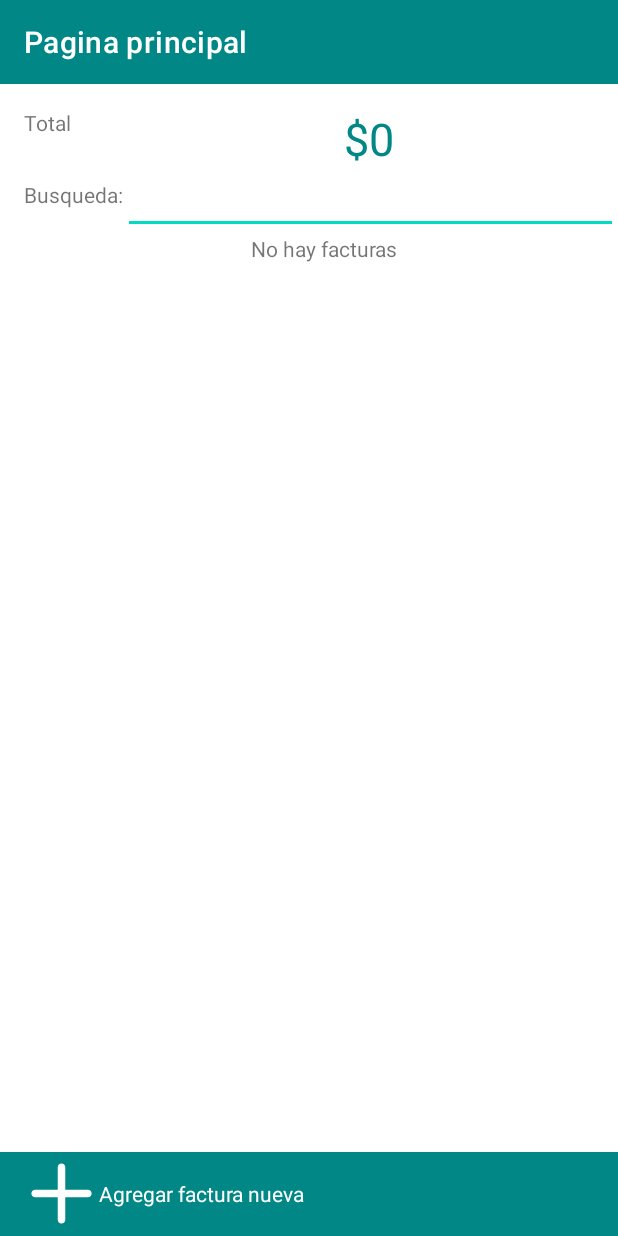
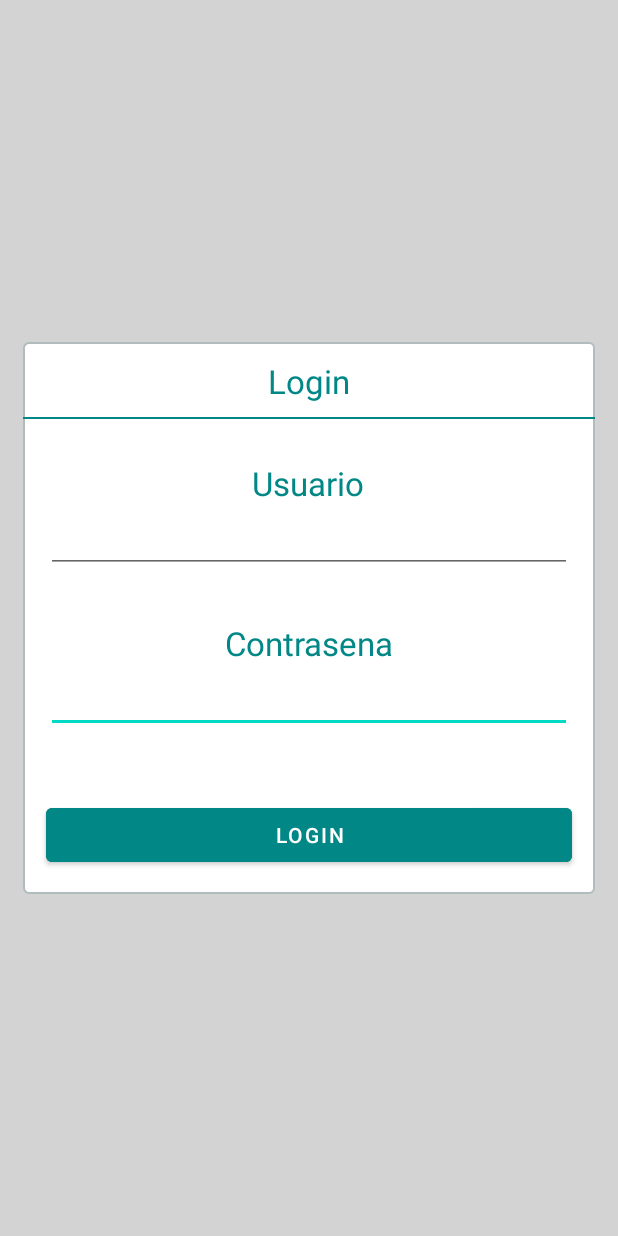
Before and after one commit to Maxrod98/CartoApp, an Android app: the screen it shows after launch (MainActivity), on a phone screen of 412 x 824 dp. Run offline under Robolectric (Android 15) with nearby library versions, the phone set to English and light mode, and no system bars; our stand-ins replace Room's generated code, RxJava.

Commit message:
Cambios al acceso de datos

```diff
--- a/CartoApp/app/src/main/java/com/ecarto/cartoapp/database/DAOs/InvoiceDAO.java
+++ b/CartoApp/app/src/main/java/com/ecarto/cartoapp/database/DAOs/InvoiceDAO.java
@@ -27,8 +27,14 @@ public interface InvoiceDAO {
 
     @Query("SELECT InvoiceEntity.*, SUM(invoiceDetail.CostOfItem) as totalCost FROM InvoiceEntity " +
             "LEFT JOIN InvoiceDetailEntity invoiceDetail ON InvoiceEntity.InvoiceID = invoiceDetail.InvoiceID " +
-            "WHERE (:invoiceID is null or :invoiceID = InvoiceEntity.InvoiceID) " +
+            "WHERE (:invoiceID is null or :invoiceID = InvoiceEntity.InvoiceID) AND " +
+            "(:projectID is null or :projectID = InvoiceEntity.ProjectID) AND " +
+            "(:userID is null or :userID = InvoiceEntity.UserID) AND " +
+            "(:seller  is null or InvoiceEntity.Seller LIKE :seller) AND" +
+            "(:description is null or InvoiceEntity.Description LIKE :description ) AND" +
+            "(:status is null or InvoiceEntity.Status = :status) AND" +
+            "(:deleted is null or (InvoiceEntity.Status = 4) = :deleted)" + //check enums InvoiceStatus
             "GROUP BY InvoiceEntity.InvoiceID" +
             " ORDER BY Date DESC")
-    Single<List<ExtendedInvoiceEntity>> findAllExtendedInvoiceBy (Integer invoiceID);
+    Single<List<ExtendedInvoiceEntity>> findAllExtendedInvoiceBy (Integer invoiceID, Integer projectID, Integer userID, String seller, String description, Integer status, Boolean deleted);
 }
--- a/CartoApp/app/src/main/java/com/ecarto/cartoapp/database/Repositories/InvoiceRepository.java
+++ b/CartoApp/app/src/main/java/com/ecarto/cartoapp/database/Repositories/InvoiceRepository.java
@@ -29,8 +29,8 @@ public class InvoiceRepository {
         return invoiceDAO.insert(invoiceEntity);
     }
 
-    public Single<List<ExtendedInvoiceEntity>> findAllExtendedInvoiceBy(Integer invoiceID) {
-        return invoiceDAO.findAllExtendedInvoiceBy(invoiceID);
+    public Single<List<ExtendedInvoiceEntity>> findAllExtendedInvoiceByParams(Integer invoiceID, Integer projectID, Integer userID, String seller, String description, Integer status, Boolean deleted) {
+        return invoiceDAO.findAllExtendedInvoiceBy(invoiceID, projectID, userID, seller, description, status, deleted);
     }
 
     public Single<Integer> deleteInvoiceEntity(InvoiceEntity invoiceEntity) {
--- a/CartoApp/app/src/main/java/com/ecarto/cartoapp/ui/Invoice/InvoiceF.java
+++ b/CartoApp/app/src/main/java/com/ecarto/cartoapp/ui/Invoice/InvoiceF.java
@@ -18,13 +18,11 @@ import com.ecarto.cartoapp.R;
 import com.ecarto.cartoapp.database.Entities.ExtendedInvoiceEntity;
 import com.ecarto.cartoapp.database.Repositories.InvoiceRepository;
 import com.ecarto.cartoapp.databinding.FragmentInvoiceBinding;
-import com.ecarto.cartoapp.utils.Selector;
 import com.ecarto.cartoapp.utils.StringUtils;
 
 import java.util.ArrayList;
 import java.util.Arrays;
 import java.util.List;
-import java.util.stream.Collectors;
 
 import io.reactivex.schedulers.Schedulers;
 
@@ -35,6 +33,7 @@ public class InvoiceF extends Fragment implements InvoiceA.Listener {
     InvoiceRepository invoiceRepository;
     SharedPreferences sharedPreferences;
     List<ExtendedInvoiceEntity> invoiceEntities;
+    Integer currentProjectID = 1;
 
     public InvoiceF() {
     }
@@ -48,13 +47,6 @@ public class InvoiceF extends Fragment implements InvoiceA.Listener {
         initListeners();
 
         return binding.getRoot();
-    }
-
-    @Override
-    public void onStart() {
-        super.onStart();
-
-
     }
 
     @Override
@@ -74,7 +66,7 @@ public class InvoiceF extends Fragment implements InvoiceA.Listener {
     }
 
     private List<ExtendedInvoiceEntity> getAllInvoiceEntities() {
-        return invoiceRepository.findAllExtendedInvoiceBy(null).subscribeOn(Schedulers.io()).blockingGet();
+        return invoiceRepository.findAllExtendedInvoiceByParams(null, currentProjectID, null, null, null, null, null).subscribeOn(Schedulers.io()).blockingGet();
     }
 
     private void setRecyclerView(List<ExtendedInvoiceEntity> adapterList) {
@@ -131,7 +123,7 @@ public class InvoiceF extends Fragment implements InvoiceA.Listener {
         for (ExtendedInvoiceEntity item : list) {
             boolean flag = true;
             for (String searchItem : filterStrArray){
-                if (!item.toString().contains(searchItem)) flag = false;
+                if (!item.toString().toLowerCase().contains(searchItem.toLowerCase())) flag = false;
             }
             if (flag){
                 filteredList.add(item);
--- a/CartoApp/app/src/main/java/com/ecarto/cartoapp/ui/Invoice/InvoiceOptionsF.java
+++ b/CartoApp/app/src/main/java/com/ecarto/cartoapp/ui/Invoice/InvoiceOptionsF.java
@@ -9,7 +9,6 @@ import android.widget.Toast;
 import androidx.annotation.NonNull;
 import androidx.annotation.Nullable;
 import androidx.appcompat.app.AlertDialog;
-import androidx.fragment.app.DialogFragment;
 import androidx.fragment.app.Fragment;
 import androidx.navigation.fragment.NavHostFragment;
 
@@ -17,8 +16,6 @@ import com.ecarto.cartoapp.database.Entities.ExtendedInvoiceEntity;
 import com.ecarto.cartoapp.database.Entities.InvoiceEntity;
 import com.ecarto.cartoapp.database.Repositories.InvoiceRepository;
 import com.ecarto.cartoapp.databinding.DialogInvoiceOptionsBinding;
-import com.ecarto.cartoapp.utils.ActivityUtils;
-import com.ecarto.cartoapp.utils.NAVIGATION;
 import com.ecarto.cartoapp.utils.StringUtils;
 
 import io.reactivex.schedulers.Schedulers;
@@ -59,7 +56,7 @@ public class InvoiceOptionsF extends Fragment {
         if (getArguments() != null ){
             invoiceID = getArguments().getInt(SELECTED_INVOICE);
 
-            invoiceEntity = invoiceRepository.findAllExtendedInvoiceBy(invoiceID)
+            invoiceEntity = invoiceRepository.findAllExtendedInvoiceByParams(invoiceID, null, null, null, null, null, null)
                     .subscribeOn(Schedulers.io()).blockingGet().stream().findFirst().orElse(null);
 
             binding.txtDescription.setText(invoiceEntity.getDescription());
--- /dev/null
+++ b/CartoApp/app/src/main/java/com/ecarto/cartoapp/ui/LoginF.java
@@ -0,0 +1,69 @@
+package com.ecarto.cartoapp.ui;
+
+import android.app.Activity;
+import android.content.SharedPreferences;
+import android.os.Bundle;
+import android.view.LayoutInflater;
+import android.view.View;
+import android.view.ViewGroup;
+import android.widget.Toast;
+
+import androidx.annotation.NonNull;
+import androidx.annotation.Nullable;
+import androidx.fragment.app.Fragment;
+import androidx.navigation.fragment.NavHostFragment;
+
+import com.ecarto.cartoapp.R;
+import com.ecarto.cartoapp.databinding.FragmentLoginBinding;
+import com.google.android.material.snackbar.Snackbar;
+
+import java.util.Calendar;
+import java.util.Date;
+
+public class LoginF extends Fragment {
+    FragmentLoginBinding binding;
+    SharedPreferences sharedPreferences;
+    Integer todayNum;
+    @Nullable
+    @Override
+    public View onCreateView(@NonNull LayoutInflater inflater, @Nullable ViewGroup container, @Nullable Bundle savedInstanceState) {
+        binding = FragmentLoginBinding.inflate(inflater, container, false);
+
+        sharedPreferences = getActivity().getSharedPreferences(getString(R.string.sharedPreferences), Activity.MODE_PRIVATE);
+
+        setTodayNum();
+
+        Integer lastDayLogin = sharedPreferences.getInt(getResources().getString(R.string.lastDayLogin), -1);
+        if (lastDayLogin == todayNum && lastDayLogin != -1){
+            goToInvoiceFragment();
+        }
+
+        initListeners();
+
+        return binding.getRoot();
+    }
+
+    public void setTodayNum(){
+        Calendar c = Calendar.getInstance();
+        c.setTime(Calendar.getInstance().getTime());
+        todayNum = c.get(Calendar.DAY_OF_MONTH);
+    }
+
+    public void goToInvoiceFragment(){
+        NavHostFragment.findNavController(this).navigate(LoginFDirections.actionLoginFToInvoiceFragment());
+    }
+
+    private void initListeners() {
+        binding.btnLogin.setOnClickListener((v) -> {
+            if (binding.txtPassword.getText().toString().isEmpty() || binding.txtUser.getText().toString().isEmpty()){
+                Snackbar.make(binding.getRoot(), "Necesita rellenar todos los campos", Snackbar.LENGTH_SHORT).show();
+            } else {
+                goToInvoiceFragment();
+                sharedPreferences.edit().putInt(getResources().getString(R.string.lastDayLogin), todayNum).commit();
+            }
+
+
+        });
+    }
+
+}
--- a/CartoApp/app/src/main/java/com/ecarto/cartoapp/ui/MainActivity.java
+++ b/CartoApp/app/src/main/java/com/ecarto/cartoapp/ui/MainActivity.java
@@ -36,6 +36,8 @@ public class MainActivity extends BaseActivity implements AddFileF.Listener {
     FileRepository fileRepository;
 
     //Tod: think about a web copy where everything is saved daily so that we dont have to worry about migrations
+    //more details on this: use WebID whenever you upload or
+    //haz una cola de comandos
     //TODO: add file view fragment
     //TODO: make list of folders
     //TODO: remove top bar from activity so that everything is handled by the fragments
--- /dev/null
+++ b/CartoApp/app/src/main/res/layout/fragment_login.xml
@@ -0,0 +1,106 @@
+<?xml version="1.0" encoding="utf-8"?>
+<androidx.constraintlayout.widget.ConstraintLayout
+    xmlns:android="http://schemas.android.com/apk/res/android"
+    xmlns:app="http://schemas.android.com/apk/res-auto"
+    xmlns:tools="http://schemas.android.com/tools"
+    android:layout_width="match_parent"
+    android:layout_height="match_parent"
+    android:background="@color/light_grey"
+    tools:context=".ui.LoginF">
+
+
+    <androidx.constraintlayout.widget.ConstraintLayout
+        android:layout_width="match_parent"
+        android:layout_height="wrap_content"
+        android:background="@drawable/rounded_corner"
+        app:layout_constraintBottom_toBottomOf="parent"
+        app:layout_constraintEnd_toEndOf="parent"
+        app:layout_constraintStart_toStartOf="parent"
+        app:layout_constraintTop_toTopOf="parent"
+        android:paddingBottom="15dp"
+        android:layout_marginHorizontal="15dp">
+
+        <TextView
+            android:id="@+id/txtPassword"
+            style="@style/ListTextValue"
+            android:layout_width="wrap_content"
+            android:layout_height="wrap_content"
+            android:layout_marginTop="32dp"
+            android:text="Contrasena"
+            app:layout_constraintEnd_toEndOf="parent"
+            app:layout_constraintStart_toStartOf="parent"
+            app:layout_constraintTop_toBottomOf="@+id/txtUser" />
+
+        <EditText
+            android:id="@+id/lblPassword"
+            android:layout_width="match_parent"
+            android:layout_height="wrap_content"
+            android:ems="10"
+            android:inputType="textPassword"
+            app:layout_constraintEnd_toEndOf="parent"
+            app:layout_constraintStart_toStartOf="parent"
+            app:layout_constraintTop_toBottomOf="@+id/txtPassword"
+            android:layout_marginHorizontal="15dp"/>
+
+        <EditText
+            android:id="@+id/txtUser"
+            android:layout_width="match_parent"
+            android:layout_height="wrap_content"
+            android:ems="10"
+            android:inputType="textEmailAddress"
+            app:layout_constraintEnd_toEndOf="parent"
+            app:layout_constraintHorizontal_bias="0.5"
+            app:layout_constraintStart_toStartOf="parent"
+            app:layout_constraintTop_toBottomOf="@+id/lblUser"
+            android:layout_marginHorizontal="15dp"
+            />
+
+        <TextView
+            android:id="@+id/lblUser"
+            style="@style/ListTextValue"
+            android:layout_width="wrap_content"
+            android:layout_height="wrap_content"
+            android:layout_marginTop="28dp"
+            android:text="Usuario"
+            app:layout_constraintEnd_toEndOf="parent"
+            app:layout_constraintHorizontal_bias="0.498"
+            app:layout_constraintStart_toStartOf="parent"
+            app:layout_constraintTop_toBottomOf="@+id/view" />
+
+        <TextView
+            android:id="@+id/lblTitleLogin"
+            style="@style/ListTextValue"
+            android:layout_width="wrap_content"
+            android:layout_height="wrap_content"
+            android:text="Login"
+            app:layout_constraintBottom_toBottomOf="@+id/view"
+            app:layout_constraintEnd_toEndOf="parent"
+            app:layout_constraintStart_toStartOf="parent"
+            app:layout_constraintTop_toTopOf="parent" />
+
+        <View
+            android:id="@+id/view"
+            android:layout_width="wrap_content"
+            android:layout_height="1dp"
+            android:background="@color/teal_700"
+            android:layout_marginTop="50dp"
+            app:layout_constraintEnd_toEndOf="parent"
+            app:layout_constraintStart_toStartOf="parent"
+            app:layout_constraintTop_toTopOf="parent" />
+
+        <Button
+            android:id="@+id/btnLogin"
+            android:layout_width="match_parent"
+            android:layout_height="wrap_content"
+            android:layout_marginTop="44dp"
+            android:text="Login"
+            app:layout_constraintEnd_toEndOf="parent"
+            app:layout_constraintStart_toStartOf="parent"
+            app:layout_constraintTop_toBottomOf="@+id/lblPassword"
+            android:backgroundTint="@color/teal_700"
+            android:layout_marginHorizontal="15dp"/>
+
+    </androidx.constraintlayout.widget.ConstraintLayout>
+
+
+</androidx.constraintlayout.widget.ConstraintLayout>
--- a/CartoApp/app/src/main/res/navigation/nav_graph.xml
+++ b/CartoApp/app/src/main/res/navigation/nav_graph.xml
@@ -3,7 +3,7 @@
     xmlns:app="http://schemas.android.com/apk/res-auto"
     xmlns:tools="http://schemas.android.com/tools"
     android:id="@+id/nav_graph"
-    app:startDestination="@id/invoiceFragment">
+    app:startDestination="@id/loginF">
 
     <fragment
         android:id="@+id/invoiceFragment"
@@ -14,8 +14,6 @@
             android:id="@+id/action_invoiceFragment_to_invoiceDetailFragment"
             app:destination="@id/invoiceDetailFragment"
             app:enterAnim="@anim/slide_in"
-            app:exitAnim="@anim/fade_out"
-            app:popEnterAnim="@anim/fade_in"
             app:popExitAnim="@anim/slide_out" />
         <action
             android:id="@+id/action_invoiceFragment_to_invoiceOptionsDialog"
@@ -126,6 +124,18 @@
             android:name="SelectedInvoiceDetailID"
             app:argType="integer" />
     </fragment>
+    <fragment
+        android:id="@+id/loginF"
+        android:name="com.ecarto.cartoapp.ui.LoginF"
+        android:label="fragment_login"
+        tools:layout="@layout/fragment_login" >
+        <action
+            android:id="@+id/action_loginF_to_invoiceFragment"
+            app:destination="@id/invoiceFragment"
+            app:launchSingleTop="false"
+            app:popUpTo="@id/loginF"
+            app:popUpToInclusive="true" />
+    </fragment>
 
 
 </navigation>
--- a/CartoApp/app/src/main/res/values/strings.xml
+++ b/CartoApp/app/src/main/res/values/strings.xml
@@ -34,4 +34,6 @@
     <string name="menu_home">Home</string>
     <string name="menu_gallery">Gallery</string>
     <string name="menu_slideshow">Slideshow</string>
+    <string name="isLoggedIn">isLoggedIn</string>
+    <string name="lastDayLogin">lastDayLogin</string>
 </resources>
```
Also changed, not shown: CartoApp/app/src/main/java/com/ecarto/cartoapp/database/Entities/FileEntity.java (+9 -0 lines), CartoApp/app/src/main/java/com/ecarto/cartoapp/database/Entities/InvoiceDetailEntity.java (+0 -9 lines), CartoApp/app/src/main/java/com/ecarto/cartoapp/database/Entities/InvoiceEntity.java (+21 -3 lines), CartoApp/app/src/main/java/com/ecarto/cartoapp/database/Entities/ProjectEntity.java (+9 -0 lines), CartoApp/app/src/main/java/com/ecarto/cartoapp/database/Entities/SellerEntity.java (+9 -0 lines), CartoApp/app/src/main/java/com/ecarto/cartoapp/ui/Invoice/InsertInvoiceF.java (+17 -8 lines), CartoApp/app/src/main/java/com/ecarto/cartoapp/ui/InvoiceDetail/InsertInvoiceDetailF.java (+15 -5 lines), CartoApp/app/src/main/java/com/ecarto/cartoapp/ui/InvoiceDetail/ShowNotesF.java (+13 -5 lines), CartoApp/app/src/main/res/anim/slide_in.xml (+14 -5 lines).
